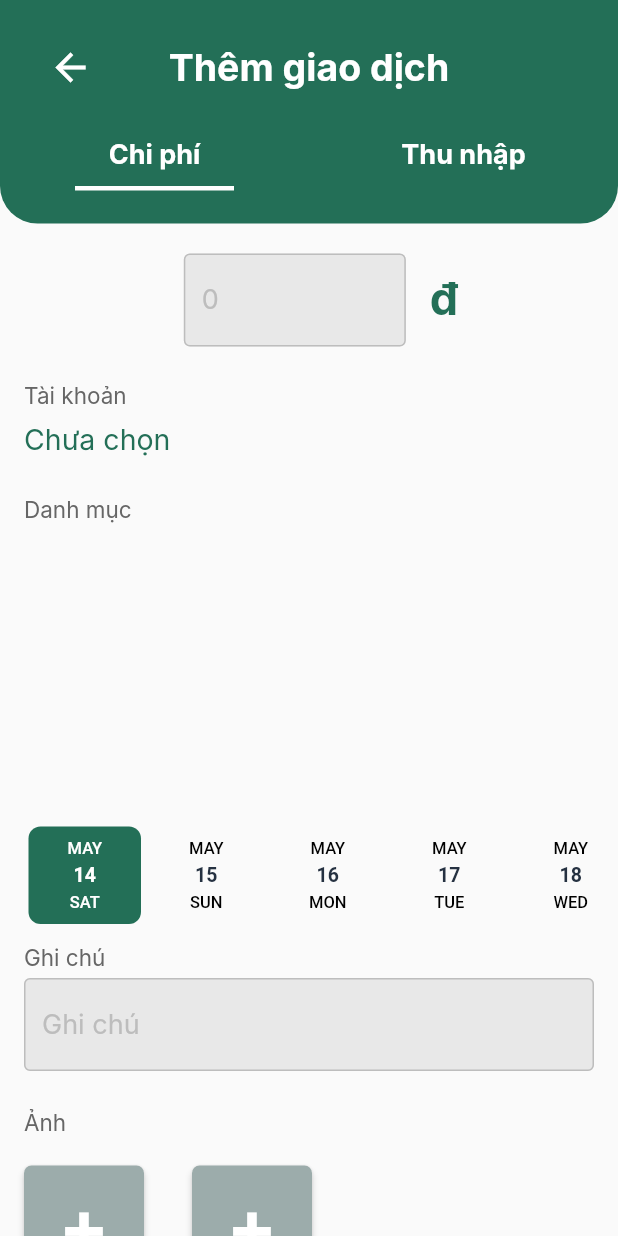
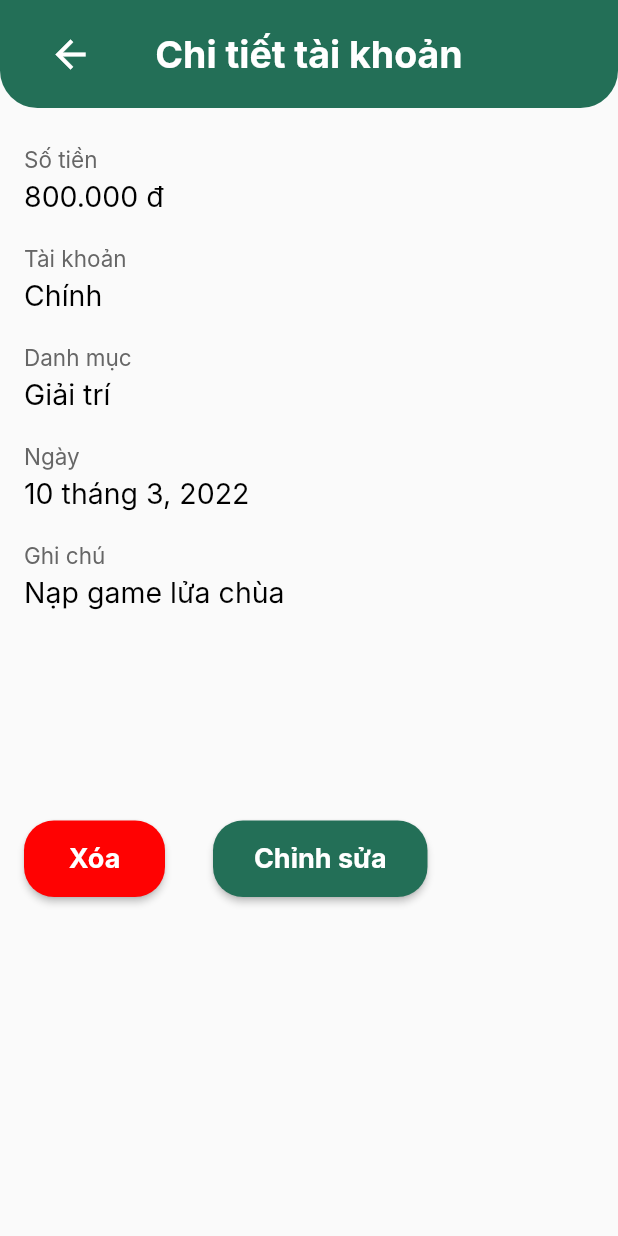
Before and after one commit to kieuvantuyen01/money0manager, a Flutter app: the screen it shows after launch, on a phone screen of 412 x 824 dp. Run offline on Flutter 3.47's test engine with Material 2 defaults, Android fonts, the phone set to English and light mode, and no system bars; drawn by our look-alikes of date_picker_timeline; our stand-ins replace charts_flutter, cloud_firestore, firebase_auth, firebase_core, google_sign_in, path_drawing and 3 more; missing offline and left inert: flutter_facebook_auth, launch_review; accounts and stored records are empty; Roboto replaces fonts that are missing (Inter, Nunito Sans).

Commit message:
add AccountDetail screen

```diff
--- a/lib/main.dart
+++ b/lib/main.dart
@@ -6,6 +6,7 @@ import 'package:firebase_core/firebase_core.dart';
 import 'package:flutter/material.dart';
 import 'package:flutter_facebook_auth/flutter_facebook_auth.dart';
 import 'package:google_sign_in/google_sign_in.dart';
+import 'package:money_manager/screens/AccountDetailScreen.dart';
 import 'package:money_manager/screens/AddTransactionScreen1.dart';
 import 'package:money_manager/screens/ContactScreen.dart';
 import 'package:provider/provider.dart';
@@ -36,7 +37,7 @@ class MyApp extends StatelessWidget {
         const Locale('en', ''),
         const Locale('vi', ''),
       ],
-      home: AddTransactionScreen1(),
+      home: AccountDetailScreen(title: 'AccountDetailScreen',),
     );
   }
 }
--- /dev/null
+++ b/lib/screens/AccountDetailScreen.dart
@@ -0,0 +1,205 @@
+import 'package:flutter/material.dart';
+import 'package:money_manager/screens/AddAccount.dart';
+import 'package:money_manager/src/widgets.dart';
+import '../components/ButtonPrimary.dart';
+import '../components/Category.dart';
+import '../components/CategoryVWidget.dart';
+import '../components/NavigationDrawerWidget.dart';
+import '../components/TitleText1.dart';
+
+class AccountDetailScreen extends StatelessWidget {
+  AccountDetailScreen({Key? key, required this.title}) : super(key: key);
+  final String title;
+  static String money = '800.000', date = '10 tháng 3, 2022', reminder = 'Nạp game lửa chùa';
+
+  @override
+  Widget build(BuildContext context) {
+    return Scaffold(
+      resizeToAvoidBottomInset: false,
+      appBar: AppBar(
+        centerTitle: true,
+        title: TitleText1(
+            text: 'Chi tiết tài khoản',
+            fontFamily: 'Inter',
+            fontSize: 25,
+            fontWeight: FontWeight.bold,
+            r: 255,
+            g: 255,
+            b: 255),
+        backgroundColor: Colors.transparent,
+        toolbarHeight: 72,
+        elevation: 0.0,
+        leading: IconButton(
+          padding: EdgeInsets.only(left: 32),
+          iconSize: 30,
+          icon: Icon(Icons.arrow_back_sharp),
+          tooltip: 'Menu',
+          onPressed: () => {Scaffold.of(context).openDrawer()},
+        ),
+        flexibleSpace: Container(
+          decoration: BoxDecoration(
+            borderRadius: BorderRadius.only(
+                bottomLeft: Radius.circular(25),
+                bottomRight: Radius.circular(25)),
+            gradient: LinearGradient(
+              colors: [
+                Color.fromARGB(255, 35, 111, 87),
+                Color.fromARGB(255, 35, 111, 87)
+              ],
+              begin: Alignment.bottomCenter,
+              end: Alignment.topCenter,
+            ),
+          ),
+        ),
+      ),
+      body: Column(
+        crossAxisAlignment: CrossAxisAlignment.start,
+        children: <Widget>[
+          Padding(
+            padding: EdgeInsets.only(left: 16, top: 25),
+            child: TitleText1(
+                text: 'Số tiền',
+                fontFamily: 'Inter',
+                fontSize: 15,
+                fontWeight: FontWeight.normal,
+                r: 102,
+                g: 102,
+                b: 102),
+          ),
+          Padding(
+            padding: EdgeInsets.only(left: 16, top: 5),
+            child: TitleText1(
+                text: money + ' đ',
+                fontFamily: 'Inter',
+                fontSize: 19,
+                fontWeight: FontWeight.normal,
+                r: 0,
+                g: 0,
+                b: 0),
+          ),
+          Padding(
+            padding: EdgeInsets.only(left: 16, top: 20),
+            child: TitleText1(
+                text: 'Tài khoản',
+                fontFamily: 'Inter',
+                fontSize: 15,
+                fontWeight: FontWeight.normal,
+                r: 102,
+                g: 102,
+                b: 102),
+          ),
+          Padding(
+            padding: EdgeInsets.only(left: 16, top: 5),
+            child: TitleText1(
+                text: 'Chính',
+                fontFamily: 'Inter',
+                fontSize: 19,
+                fontWeight: FontWeight.normal,
+                r: 0,
+                g: 0,
+                b: 0),
+          ),
+          Padding(
+            padding: EdgeInsets.only(left: 16, top: 20),
+            child: TitleText1(
+                text: 'Danh mục',
+                fontFamily: 'Inter',
+                fontSize: 15,
+                fontWeight: FontWeight.normal,
+                r: 102,
+                g: 102,
+                b: 102),
+          ),
+          Padding(
+            padding: EdgeInsets.only(left: 16, top: 5),
+            child: TitleText1(
+                text: 'Giải trí',
+                fontFamily: 'Inter',
+                fontSize: 19,
+                fontWeight: FontWeight.normal,
+                r: 0,
+                g: 0,
+                b: 0),
+          ),
+          Padding(
+            padding: EdgeInsets.only(left: 16, top: 20),
+            child: TitleText1(
+                text: 'Ngày',
+                fontFamily: 'Inter',
+                fontSize: 15,
+                fontWeight: FontWeight.normal,
+                r: 102,
+                g: 102,
+                b: 102),
+          ),
+          Padding(
+            padding: EdgeInsets.only(left: 16, top: 5),
+            child: TitleText1(
+                text: date,
+                fontFamily: 'Inter',
+                fontSize: 19,
+                fontWeight: FontWeight.normal,
+                r: 0,
+                g: 0,
+                b: 0),
+          ),
+          Padding(
+            padding: EdgeInsets.only(left: 16, top: 20),
+            child: TitleText1(
+                text: 'Ghi chú',
+                fontFamily: 'Inter',
+                fontSize: 15,
+                fontWeight: FontWeight.normal,
+                r: 102,
+                g: 102,
+                b: 102),
+          ),
+          Padding(
+            padding: EdgeInsets.only(left: 16, top: 5),
+            child: TitleText1(
+                text: reminder,
+                fontFamily: 'Inter',
+                fontSize: 19,
+                fontWeight: FontWeight.normal,
+                r: 0,
+                g: 0,
+                b: 0),
+          ),
+          Row(
+            mainAxisAlignment: MainAxisAlignment.start,
+            children: [
+              Padding(
+                padding: EdgeInsets.only(
+                    left: 16, right: 16, top: 140),
+                child: ButtonPrimary(
+                    text: 'Xóa',
+                    r: 255,
+                    g: 2,
+                    b: 2,
+                    radius: 20,
+                    weight: 94,
+                    height: 51,
+                    screenName: 'ContactScreen',
+                    ),
+              ),
+              Padding(
+                padding: EdgeInsets.only(
+                    left: 16, right: 16, top: 140),
+                child: ButtonPrimary(
+                    text: 'Chỉnh sửa',
+                    r: 35,
+                    g: 111,
+                    b: 87,
+                    radius: 20,
+                    weight: 143,
+                    height: 51,
+                    screenName: 'ContactScreen',
+                    ),
+              ),
+            ],
+          ),
+        ],
+      ),
+    );
+  }
+}
```
Also changed, not shown: lib/screens/AddTransactionScreen1.dart (+108 -27 lines), 1 other file.
